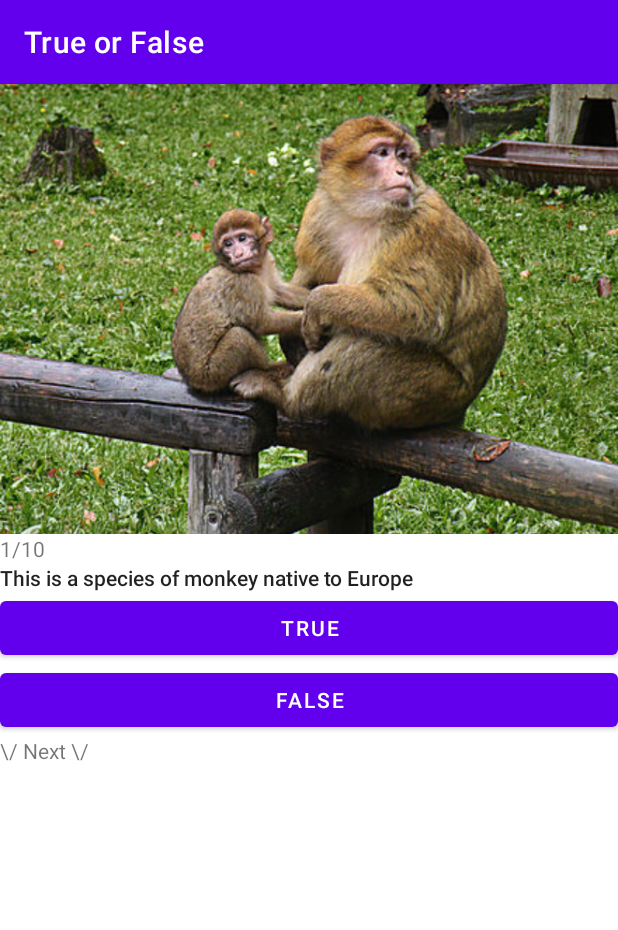
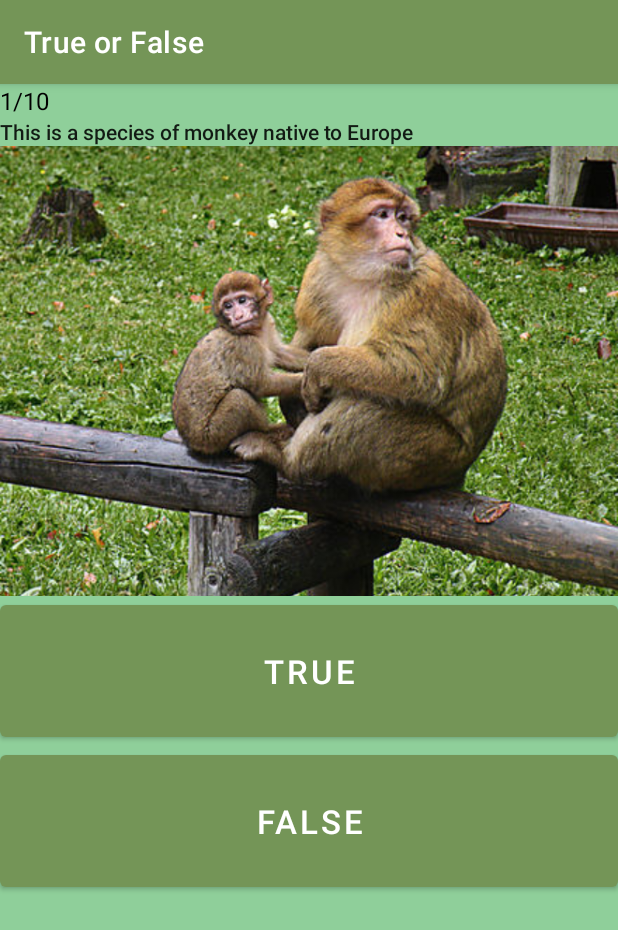
Before and after one commit to Slunchi/Team12HW1, an Android app: the screen it shows after launch (MainActivity), on a phone screen of 412 x 824 dp. Shown: the top 930 px of the screen. Run offline under Robolectric (Android 15) with nearby library versions, the phone set to English and light mode, and no system bars.

Commit message:
style changes

```diff
--- a/app/src/main/res/layout/activity_main.xml
+++ b/app/src/main/res/layout/activity_main.xml
@@ -7,11 +7,12 @@
     tools:context=".MainActivity">
 
     <androidx.recyclerview.widget.RecyclerView
-        app:layoutManager="LinearLayoutManager"
-        android:scrollbars="vertical"
         android:id="@+id/recycler_view"
         android:layout_width="match_parent"
-        android:layout_height="match_parent" />
+        android:layout_height="match_parent"
+        android:background="#8FCF9A"
+        android:scrollbars="vertical"
+        app:layoutManager="LinearLayoutManager" />
 
 
 </FrameLayout>
--- a/app/src/main/res/layout/list_item.xml
+++ b/app/src/main/res/layout/list_item.xml
@@ -3,6 +3,19 @@
     android:layout_width="match_parent"
     android:layout_height="match_parent"
     android:orientation="vertical">
+
+    <TextView
+        android:id="@+id/q_number"
+        android:layout_width="match_parent"
+        android:layout_height="wrap_content"
+        android:textColor="@color/black"
+        android:textSize="16sp" />
+
+    <TextView
+        android:id="@+id/item_title"
+        android:layout_width="wrap_content"
+        android:layout_height="wrap_content"
+        android:textAppearance="@style/TextAppearance.AppCompat.Body2" />
 
     <ImageView
         android:id="@+id/item_image"
@@ -11,35 +24,21 @@
         android:importantForAccessibility="no"
         android:scaleType="centerCrop" />
 
-    <TextView
-        android:id="@+id/q_number"
-        android:layout_width="match_parent"
-        android:layout_height="wrap_content" />
-
-    <TextView
-        android:id="@+id/item_title"
-        android:layout_width="wrap_content"
-        android:layout_height="wrap_content"
-        android:textAppearance="@style/TextAppearance.AppCompat.Body2" />
-
     <Button
         android:id="@+id/button"
         android:layout_width="match_parent"
-        android:layout_height="wrap_content"
-        android:text="@string/true_button" />
+        android:layout_height="100dp"
+        android:bufferType="normal"
+        android:text="@string/true_button"
+        android:textSize="22sp" />
 
     <Button
         android:id="@+id/button2"
         android:layout_width="match_parent"
-        android:layout_height="wrap_content"
-        android:text="@string/false_button" />
-
-    <TextView
-        android:id="@+id/textView2"
-        android:layout_width="match_parent"
-        android:layout_height="wrap_content"
-        android:layout_gravity="center"
-        android:text="@string/next" />
+        android:layout_height="100dp"
+        android:bufferType="normal"
+        android:text="@string/false_button"
+        android:textSize="22sp" />
 
 
 </LinearLayout>
--- a/app/src/main/res/values-night/themes.xml
+++ b/app/src/main/res/values-night/themes.xml
@@ -2,9 +2,9 @@
     <!-- Base application theme. -->
     <style name="Theme.Team12HW1" parent="Theme.MaterialComponents.DayNight.DarkActionBar">
         <!-- Primary brand color. -->
-        <item name="colorPrimary">#4A4353</item>
-        <item name="colorPrimaryVariant">@color/purple_500</item>
-        <item name="colorOnPrimary">@color/black</item>
+        <item name="colorPrimary">@color/purple_200</item>
+        <item name="colorPrimaryVariant">@color/purple_200</item>
+        <item name="colorOnPrimary">#D8D8D8</item>
         <!-- Secondary brand color. -->
         <item name="colorSecondary">@color/teal_200</item>
         <item name="colorSecondaryVariant">@color/teal_200</item>
--- a/app/src/main/res/values/themes.xml
+++ b/app/src/main/res/values/themes.xml
@@ -2,8 +2,8 @@
     <!-- Base application theme. -->
     <style name="Theme.Team12HW1" parent="Theme.MaterialComponents.DayNight.DarkActionBar">
         <!-- Primary brand color. -->
-        <item name="colorPrimary">@color/purple_500</item>
-        <item name="colorPrimaryVariant">@color/purple_700</item>
+        <item name="colorPrimary">#749557</item>
+        <item name="colorPrimaryVariant">#5B7A59</item>
         <item name="colorOnPrimary">@color/white</item>
         <!-- Secondary brand color. -->
         <item name="colorSecondary">@color/teal_200</item>
```
